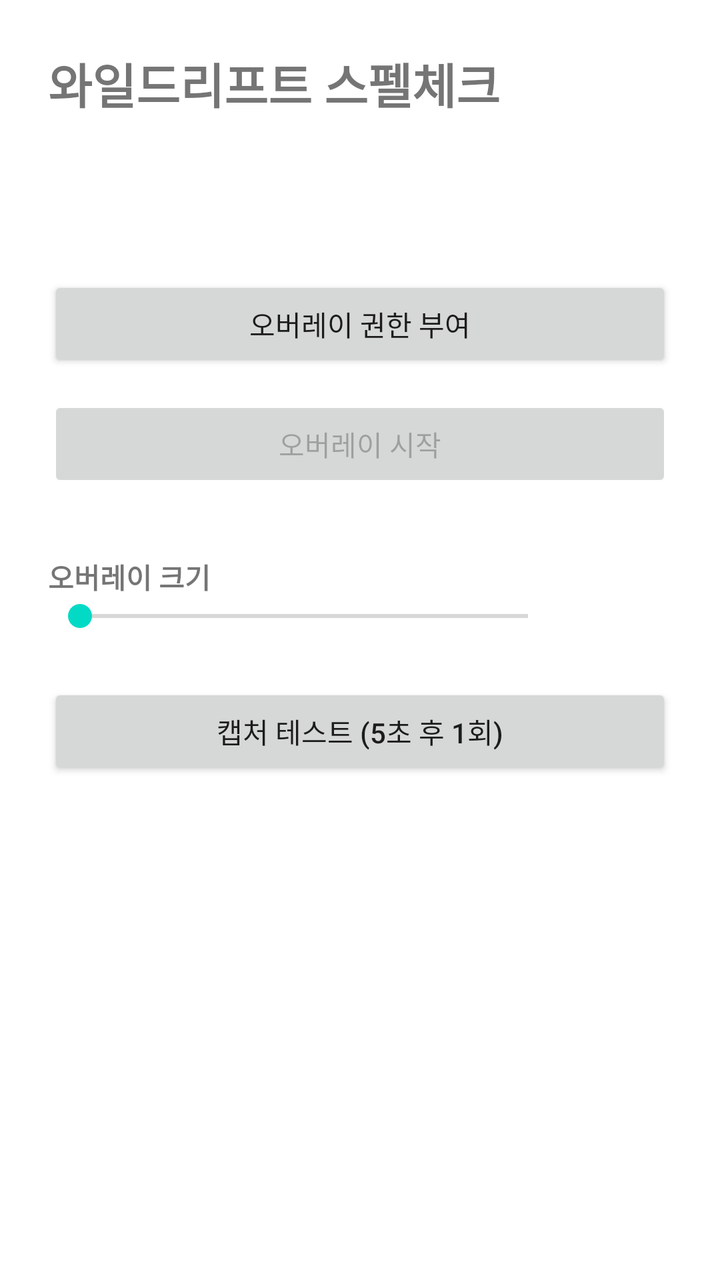
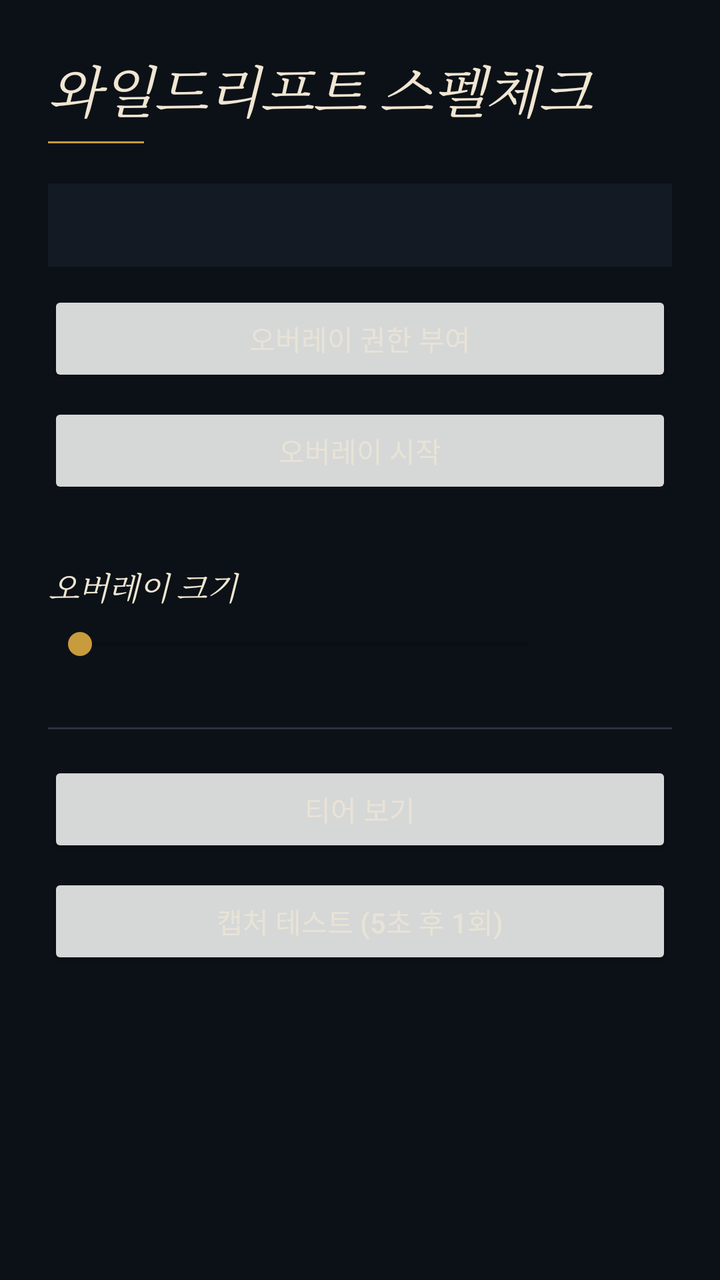

The first picture is an Android layout as it rendered before a commit; the second is the same layout after the commit. The layout source and the unified diff follow.
<!-- AndroidManifest.xml: application theme Theme.WrSpellcheck -->
<!-- res/layout/activity_main.xml -->
<?xml version="1.0" encoding="utf-8"?>
<LinearLayout xmlns:android="http://schemas.android.com/apk/res/android"
    android:layout_width="match_parent"
    android:layout_height="match_parent"
    android:orientation="vertical"
    android:padding="24dp">

    <TextView
        android:layout_width="match_parent"
        android:layout_height="wrap_content"
        android:text="@string/app_name"
        android:textSize="24sp"
        android:textStyle="bold"
        android:paddingBottom="24dp" />

    <TextView
        android:id="@+id/permission_status"
        android:layout_width="match_parent"
        android:layout_height="wrap_content"
        android:padding="12dp"
        android:textSize="14sp" />

    <Button
        android:id="@+id/btn_grant"
        android:layout_width="match_parent"
        android:layout_height="wrap_content"
        android:layout_marginTop="12dp"
        android:text="@string/grant_permission" />

    <Button
        android:id="@+id/btn_start"
        android:layout_width="match_parent"
        android:layout_height="wrap_content"
        android:layout_marginTop="12dp"
        android:enabled="false"
        android:text="@string/start_overlay" />

    <TextView
        android:layout_width="match_parent"
        android:layout_height="wrap_content"
        android:layout_marginTop="32dp"
        android:text="@string/scale_label"
        android:textSize="14sp"
        android:textStyle="bold" />

    <LinearLayout
        android:layout_width="match_parent"
        android:layout_height="wrap_content"
        android:orientation="horizontal"
        android:gravity="center_vertical">

        <SeekBar
            android:id="@+id/seek_scale"
            android:layout_width="0dp"
            android:layout_height="wrap_content"
            android:layout_weight="1"
            android:max="10" />

        <TextView
            android:id="@+id/scale_value"
            android:layout_width="56dp"
            android:layout_height="wrap_content"
            android:gravity="end"
            android:textSize="14sp" />

    </LinearLayout>

    <Button
        android:id="@+id/btn_capture"
        android:layout_width="match_parent"
        android:layout_height="wrap_content"
        android:layout_marginTop="24dp"
        android:text="@string/capture_test" />

</LinearLayout>
<!-- resources referenced by this layout -->
<resources>
  <string name="app_name">와일드리프트 스펠체크</string>
  <string name="capture_test">캡처 테스트 (5초 후 1회)</string>
  <string name="grant_permission">오버레이 권한 부여</string>
  <string name="scale_label">오버레이 크기</string>
  <string name="start_overlay">오버레이 시작</string>
  <style name="Theme.WrSpellcheck" parent="Theme.MaterialComponents.DayNight.NoActionBar" />
</resources>

<!-- the commit's change to res/layout/activity_main.xml (unified diff, before → after) -->
@@ -1,75 +1,106 @@
 <?xml version="1.0" encoding="utf-8"?>
-<LinearLayout xmlns:android="http://schemas.android.com/apk/res/android"
+<ScrollView xmlns:android="http://schemas.android.com/apk/res/android"
     android:layout_width="match_parent"
     android:layout_height="match_parent"
-    android:orientation="vertical"
-    android:padding="24dp">
-
-    <TextView
-        android:layout_width="match_parent"
-        android:layout_height="wrap_content"
-        android:text="@string/app_name"
-        android:textSize="24sp"
-        android:textStyle="bold"
-        android:paddingBottom="24dp" />
-
-    <TextView
-        android:id="@+id/permission_status"
-        android:layout_width="match_parent"
-        android:layout_height="wrap_content"
-        android:padding="12dp"
-        android:textSize="14sp" />
-
-    <Button
-        android:id="@+id/btn_grant"
-        android:layout_width="match_parent"
-        android:layout_height="wrap_content"
-        android:layout_marginTop="12dp"
-        android:text="@string/grant_permission" />
-
-    <Button
-        android:id="@+id/btn_start"
-        android:layout_width="match_parent"
-        android:layout_height="wrap_content"
-        android:layout_marginTop="12dp"
-        android:enabled="false"
-        android:text="@string/start_overlay" />
-
-    <TextView
-        android:layout_width="match_parent"
-        android:layout_height="wrap_content"
-        android:layout_marginTop="32dp"
-        android:text="@string/scale_label"
-        android:textSize="14sp"
-        android:textStyle="bold" />
+    android:background="@color/lol_bg"
+    android:fillViewport="true">
 
     <LinearLayout
         android:layout_width="match_parent"
         android:layout_height="wrap_content"
-        android:orientation="horizontal"
-        android:gravity="center_vertical">
-
-        <SeekBar
-            android:id="@+id/seek_scale"
-            android:layout_width="0dp"
-            android:layout_height="wrap_content"
-            android:layout_weight="1"
-            android:max="10" />
+        android:orientation="vertical"
+        android:padding="24dp">
 
         <TextView
-            android:id="@+id/scale_value"
-            android:layout_width="56dp"
+            style="@style/LolTitle"
+            android:layout_width="match_parent"
             android:layout_height="wrap_content"
-            android:gravity="end"
-            android:textSize="14sp" />
+            android:text="@string/app_name"
+            android:textSize="28sp"
+            android:paddingBottom="6dp" />
+
+        <View
+            android:layout_width="48dp"
+            android:layout_height="1dp"
+            android:background="@color/lol_gold"
+            android:layout_marginBottom="20dp" />
+
+        <TextView
+            android:id="@+id/permission_status"
+            android:layout_width="match_parent"
+            android:layout_height="wrap_content"
+            android:padding="12dp"
+            android:textColor="@color/lol_ink_soft"
+            android:textSize="13sp"
+            android:background="@color/lol_bg_elev" />
+
+        <Button
+            android:id="@+id/btn_grant"
+            android:layout_width="match_parent"
+            android:layout_height="wrap_content"
+            android:layout_marginTop="12dp"
+            android:text="@string/grant_permission" />
+
+        <Button
+            android:id="@+id/btn_start"
+            android:layout_width="match_parent"
+            android:layout_height="wrap_content"
+            android:layout_marginTop="8dp"
+            android:enabled="false"
+            android:text="@string/start_overlay" />
+
+        <TextView
+            style="@style/LolTitle"
+            android:layout_width="match_parent"
+            android:layout_height="wrap_content"
+            android:layout_marginTop="32dp"
+            android:text="@string/scale_label"
+            android:textSize="16sp" />
+
+        <LinearLayout
+            android:layout_width="match_parent"
+            android:layout_height="wrap_content"
+            android:orientation="horizontal"
+            android:gravity="center_vertical"
+            android:layout_marginTop="8dp">
+
+            <SeekBar
+                android:id="@+id/seek_scale"
+                android:layout_width="0dp"
+                android:layout_height="wrap_content"
+                android:layout_weight="1"
+                android:max="10" />
+
+            <TextView
+                android:id="@+id/scale_value"
+                android:layout_width="56dp"
+                android:layout_height="wrap_content"
+                android:gravity="end"
+                android:textColor="@color/lol_ink"
+                android:textSize="14sp" />
+
+        </LinearLayout>
+
+        <View
+            android:layout_width="match_parent"
+            android:layout_height="1dp"
+            android:background="@color/lol_rule"
+            android:layout_marginTop="32dp"
+            android:layout_marginBottom="16dp" />
+
+        <Button
+            android:id="@+id/btn_tier"
+            android:layout_width="match_parent"
+            android:layout_height="wrap_content"
+            android:text="@string/open_tier" />
+
+        <Button
+            android:id="@+id/btn_capture"
+            android:layout_width="match_parent"
+            android:layout_height="wrap_content"
+            android:layout_marginTop="8dp"
+            android:text="@string/capture_test" />
 
     </LinearLayout>
 
-    <Button
-        android:id="@+id/btn_capture"
-        android:layout_width="match_parent"
-        android:layout_height="wrap_content"
-        android:layout_marginTop="24dp"
-        android:text="@string/capture_test" />
-
-</LinearLayout>
+</ScrollView>
<!-- resource entries referenced after the edit -->
@@ -1,10 +1,43 @@
 <!-- resources referenced by this layout -->
 <resources>
+  <color name="lol_bg">#0C1117</color>
+  <color name="lol_bg_elev">#131A23</color>
+  <color name="lol_gold">#C89B3C</color>
+  <color name="lol_ink">#E8E3D6</color>
+  <color name="lol_ink_soft">#A8A194</color>
+  <color name="lol_rule">#2A3340</color>
   <string name="app_name">와일드리프트 스펠체크</string>
   <string name="capture_test">캡처 테스트 (5초 후 1회)</string>
   <string name="grant_permission">오버레이 권한 부여</string>
+  <string name="open_tier">티어 보기</string>
   <string name="scale_label">오버레이 크기</string>
   <string name="start_overlay">오버레이 시작</string>
-  <style name="Theme.WrSpellcheck" parent="Theme.MaterialComponents.DayNight.NoActionBar" />
+  <style name="LolTitle">
+          <item name="android:fontFamily">serif</item>
+          <item name="android:textStyle">italic</item>
+          <item name="android:textColor">@color/lol_gold_soft</item>
+          <item name="android:letterSpacing">-0.02</item>
+      </style>
+  <style name="Theme.WrSpellcheck" parent="Theme.MaterialComponents.DayNight.NoActionBar">
+          <item name="colorPrimary">@color/lol_hex</item>
+          <item name="colorOnPrimary">@color/lol_bg</item>
+          <item name="colorSecondary">@color/lol_gold</item>
+          <item name="android:windowBackground">@color/lol_bg</item>
+          <item name="android:colorBackground">@color/lol_bg</item>
+          <item name="android:textColor">@color/lol_ink</item>
+          <item name="android:textColorHint">@color/lol_ink_dim</item>
+          <item name="materialButtonStyle">@style/LolButton</item>
+      </style>
+  <color name="lol_gold_soft">#F0E6D2</color>
+  <color name="lol_hex">#0AC8B9</color>
+  <color name="lol_ink_dim">#6B6557</color>
+  <style name="LolButton" parent="Widget.MaterialComponents.Button.OutlinedButton">
+          <item name="strokeColor">@color/lol_gold</item>
+          <item name="strokeWidth">1dp</item>
+          <item name="android:textColor">@color/lol_gold_soft</item>
+          <item name="android:fontFamily">serif</item>
+          <item name="cornerRadius">2dp</item>
+          <item name="rippleColor">@color/lol_hex</item>
+      </style>
 </resources>
 
